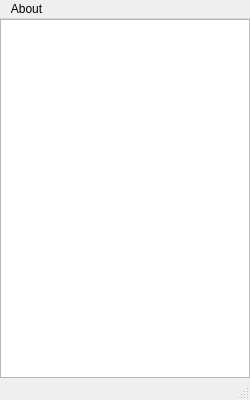
akshaybabloo/DataLogger, file mainwindow.ui: the form before one commit.
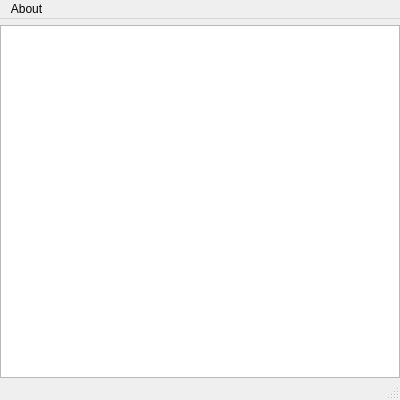
The form after the commit.

```diff
--- a/mainwindow.ui
+++ b/mainwindow.ui
@@ -6,7 +6,7 @@
    <rect>
     <x>0</x>
     <y>0</y>
-    <width>250</width>
+    <width>400</width>
     <height>400</height>
    </rect>
   </property>
@@ -22,7 +22,7 @@
      <number>0</number>
     </property>
     <property name="topMargin">
-     <number>0</number>
+     <number>6</number>
     </property>
     <property name="rightMargin">
      <number>0</number>
@@ -40,7 +40,7 @@
     <rect>
      <x>0</x>
      <y>0</y>
-     <width>250</width>
+     <width>400</width>
      <height>22</height>
     </rect>
    </property>
```
